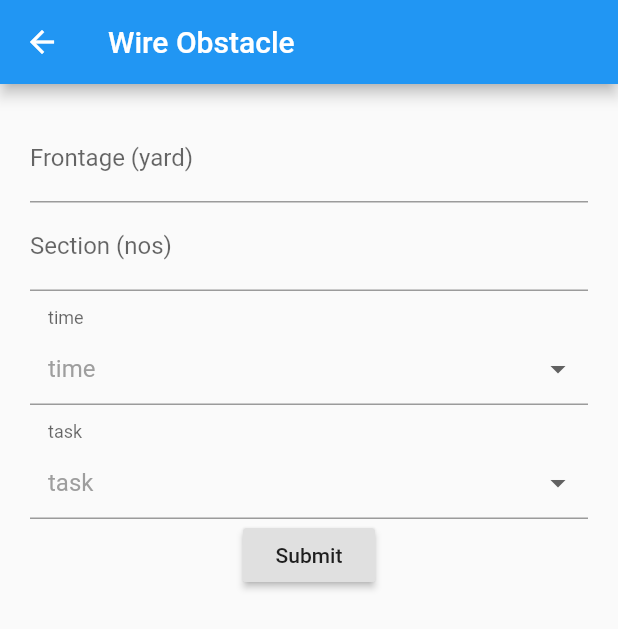
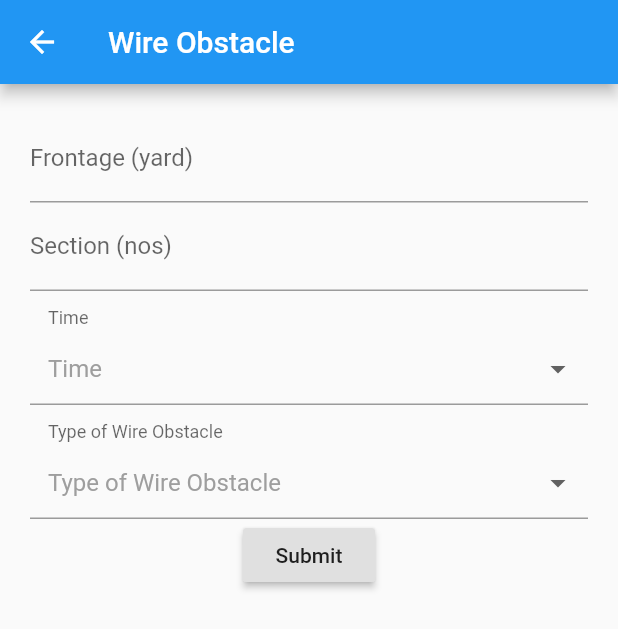
Before and after one commit to mdrafee03/calculator-combat-engineering, a Flutter app: the WireObstacleInput screen opened by its route, on a phone screen of 412 x 824 dp. Shown: the top 629 px of the screen. Run offline on Flutter 3.47's test engine with Material 2 defaults, Android fonts, the phone set to English and light mode, and no system bars; drawn by our look-alikes of dropdown_formfield; missing offline and left inert: fraction.

Commit message:
wire obstacle correction

```diff
--- a/lib/screens/counter-mobility/screens/wire-obstacle/models/wire_obstacle.dart
+++ b/lib/screens/counter-mobility/screens/wire-obstacle/models/wire_obstacle.dart
@@ -31,7 +31,7 @@ class WireObstacle {
   }
 
   double get totalTimeRequire {
-    double time = timeRequirePerSection / 4;
+    double time = timeRequirePerSection * section / 4;
     return time <= 1 ? 1 : time;
   }
 }
--- a/lib/screens/counter-mobility/screens/wire-obstacle/screens/wire_obstacle_input.dart
+++ b/lib/screens/counter-mobility/screens/wire-obstacle/screens/wire_obstacle_input.dart
@@ -52,8 +52,8 @@ class _WireObstacleInputState extends State<WireObstacleInput> {
                       setState(() => _model.section = int.parse(val)),
                 ),
                 DropDownFormField(
-                  titleText: 'time',
-                  hintText: 'time',
+                  titleText: 'Time',
+                  hintText: 'Time',
                   value: _model.time,
                   filled: false,
                   dataSource: [
@@ -69,8 +69,8 @@ class _WireObstacleInputState extends State<WireObstacleInput> {
                   valueField: 'value',
                 ),
                 DropDownFormField(
-                  titleText: 'task',
-                  hintText: 'task',
+                  titleText: 'Type of Wire Obstacle',
+                  hintText: 'Type of Wire Obstacle',
                   value: _model.task,
                   filled: false,
                   dataSource: listOfWireObstackleTasks
--- a/lib/screens/counter-mobility/screens/wire-obstacle/screens/wire_obstacle_output.dart
+++ b/lib/screens/counter-mobility/screens/wire-obstacle/screens/wire_obstacle_output.dart
@@ -90,7 +90,7 @@ class WireObstacleOutput extends StatelessWidget {
                           "= ${_model.timeRequirePerSection.toStringAsFixed(2)} Section hours ",
                         ),
                         Text(
-                          "= ${_model.totalTimeRequire.toStringAsFixed(2)} platoon hours ",
+                          "= ${_model.totalTimeRequire.toStringAsFixed(2)} Platoon hours ",
                         ),
                       ],
                     )
```
Also changed, not shown: pubspec.lock.
